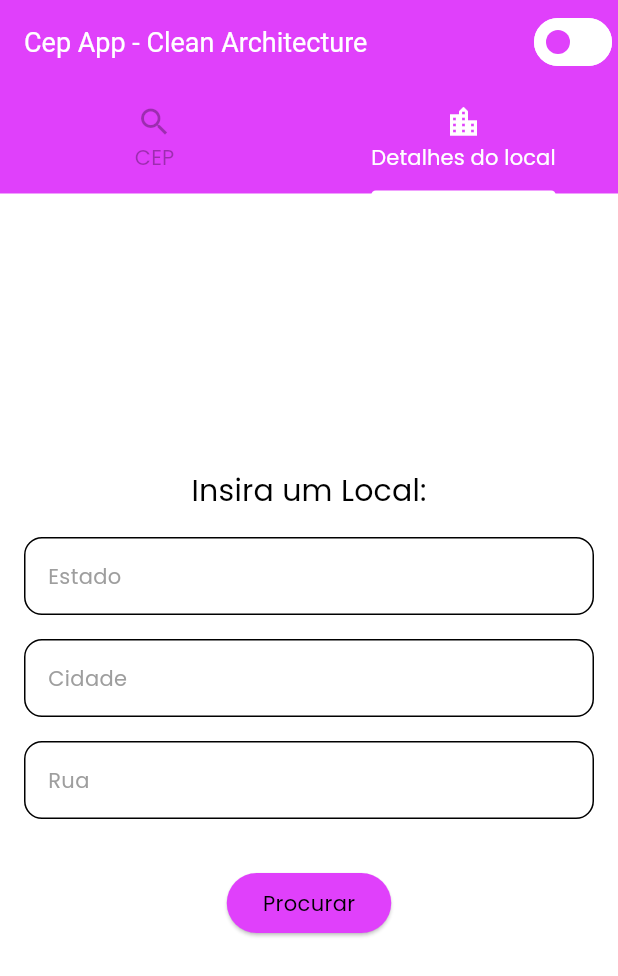
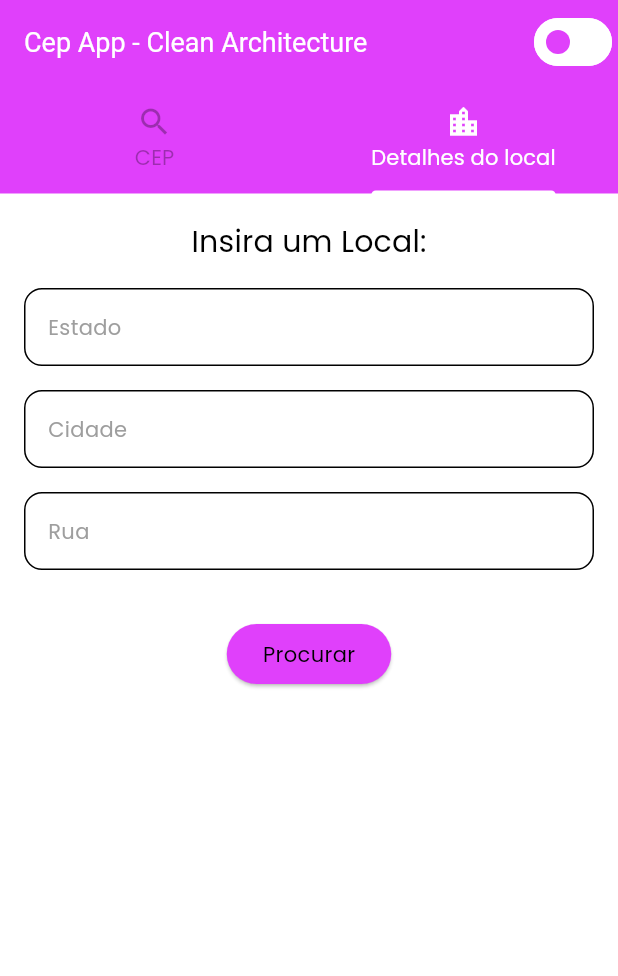
Before and after one commit to FlutterDicasBootcamp/flutter-clean-architecture-dart-3.0.0-riverpod, a Flutter app: the screen it shows after launch, tab 2 chosen, on a phone screen of 412 x 824 dp. Shown: the top 976 px of the screen. Run offline on Flutter 3.47's test engine with Material 3 defaults, Android fonts, the phone set to English and light mode, and no system bars; our stand-ins replace dio, equatable, flutter_riverpod, shared_preferences.

Commit message:
fix: overflow bug on local details tab when keyboard is opened

```diff
--- a/lib/features/cep/presentation/widgets/tabs/search_by_local_details_tab_widget.dart
+++ b/lib/features/cep/presentation/widgets/tabs/search_by_local_details_tab_widget.dart
@@ -52,46 +52,15 @@ class _SearchByLocalDetailsTabWidgetState
       padding: const EdgeInsets.symmetric(horizontal: 16.0),
       child: Form(
         key: formKey,
-        child: Center(
+        child: SingleChildScrollView(
           child: Column(
             mainAxisAlignment: MainAxisAlignment.center,
             children: [
-              switch (state.state) {
-                CepStateEnum.error => Text(state.errorMessage!),
-                CepStateEnum.loading => const CircularProgressIndicator(),
-                CepStateEnum.loaded => Expanded(
-                    child: SingleChildScrollView(
-                      child: Column(
-                        children: state.localDetailsList
-                                ?.map((localDetailsItem) => Padding(
-                                      padding: const EdgeInsets.symmetric(
-                                          vertical: 12.0),
-                                      child: Column(
-                                        children: [
-                                          Text(localDetailsItem.cep),
-                                          const SizedBox(height: 8),
-                                          Text(localDetailsItem.localidade),
-                                          const SizedBox(height: 8),
-                                          Text(localDetailsItem.bairro),
-                                          const SizedBox(height: 8),
-                                          Text(localDetailsItem.uf),
-                                          const SizedBox(height: 8),
-                                        ],
-                                      ),
-                                    ))
-                                .toList() ??
-                            [],
-                      ),
-                    ),
-                  ),
-                CepStateEnum.initial => Text(
-                    'Insira um Local:',
-                    style: context.getTextTheme.titleMedium,
-                  ),
-                CepStateEnum.noResult => const NoResultWidget(
-                    text: 'Sem resultados, tente outro local',
-                  ),
-              },
+              const SizedBox(height: 16),
+              Text(
+                'Insira um Local:',
+                style: context.getTextTheme.titleMedium,
+              ),
               const SizedBox(height: 16),
               CepTextFieldWidget(
                 textEC: stateTEC,
@@ -141,6 +110,46 @@ class _SearchByLocalDetailsTabWidgetState
                 focusNode: cepInputFN,
               ),
               const SizedBox(height: 16),
+              switch (state.state) {
+                CepStateEnum.error => Text(state.errorMessage!),
+                CepStateEnum.loading => const CircularProgressIndicator(),
+                CepStateEnum.loaded => Column(
+                    children: [
+                      const SizedBox(height: 32),
+                      Text(
+                        'Resultados:',
+                        style: context.getTextTheme.titleLarge,
+                      ),
+                      const SizedBox(height: 32),
+                      Column(
+                        children: state.localDetailsList
+                                ?.map((localDetailsItem) => Padding(
+                                      padding: const EdgeInsets.symmetric(
+                                          vertical: 12.0),
+                                      child: Column(
+                                        children: [
+                                          Text(localDetailsItem.cep),
+                                          const SizedBox(height: 8),
+                                          Text(localDetailsItem.localidade),
+                                          const SizedBox(height: 8),
+                                          Text(localDetailsItem.bairro),
+                                          const SizedBox(height: 8),
+                                          Text(localDetailsItem.uf),
+                                          const SizedBox(height: 8),
+                                        ],
+                                      ),
+                                    ))
+                                .toList() ??
+                            [],
+                      ),
+                    ],
+                  ),
+                CepStateEnum.initial => const SizedBox.shrink(),
+                CepStateEnum.noResult => const NoResultWidget(
+                    text: 'Sem resultados, tente outro local',
+                  ),
+              },
+              const SizedBox(height: 16),
             ],
           ),
         ),
```
Also changed, not shown: lib/features/cep/presentation/widgets/tabs/search_by_cep_tab_widget.dart (+30 -21 lines).
